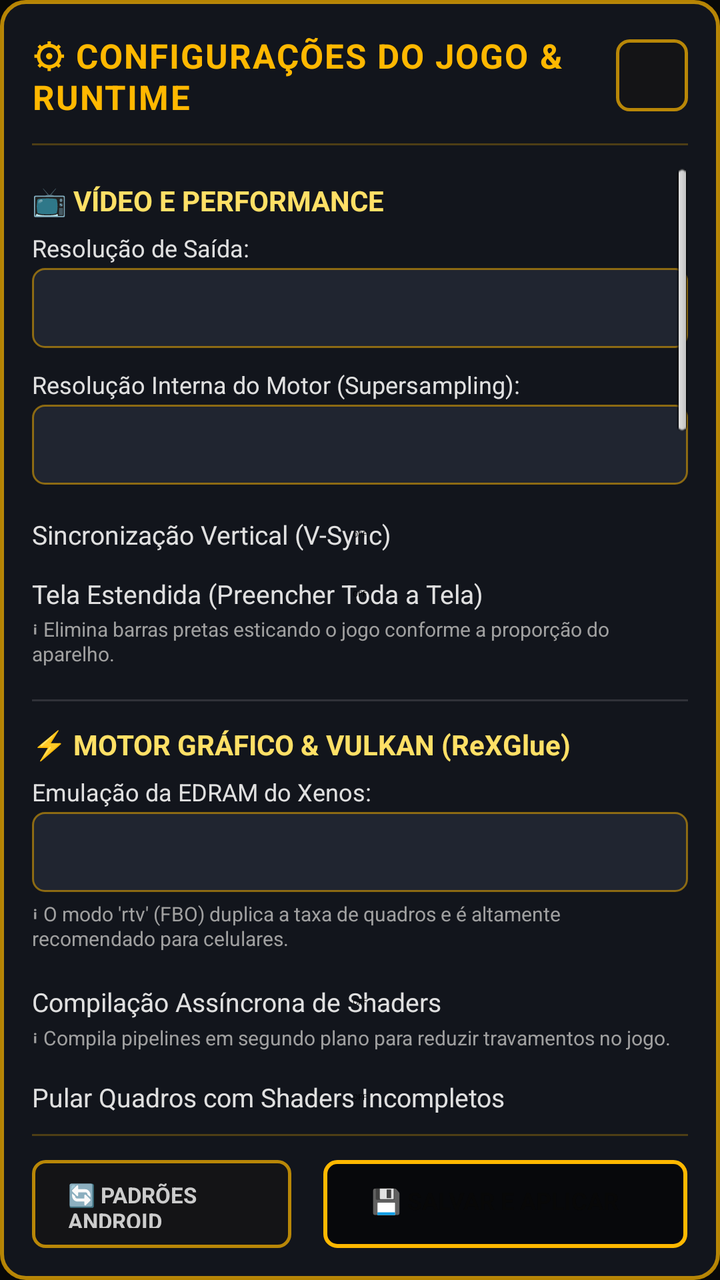
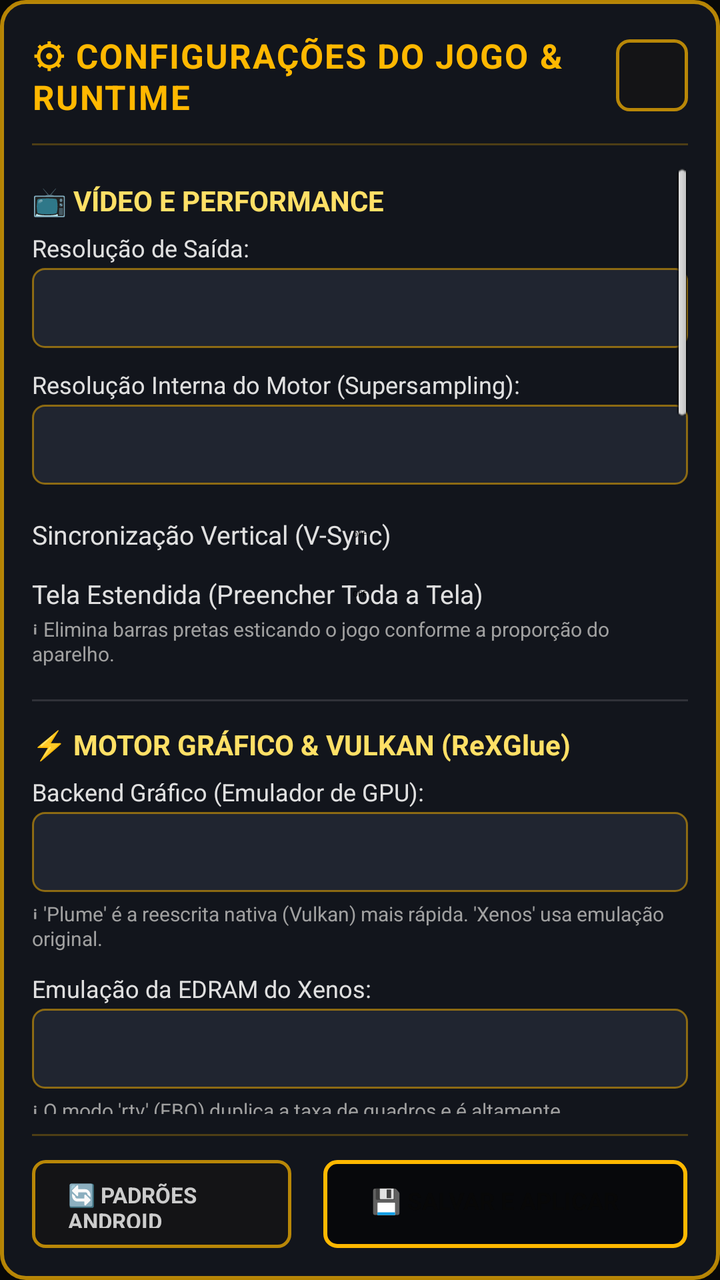

Before-and-after screenshots of an Android layout around one commit, followed by the original layout XML and the change that was made.
<!-- AndroidManifest.xml: application theme Theme.NFSMW.Title -->
<!-- res/layout/dialog_settings.xml -->
<?xml version="1.0" encoding="utf-8"?>
<LinearLayout xmlns:android="http://schemas.android.com/apk/res/android"
    android:layout_width="match_parent"
    android:layout_height="match_parent"
    android:orientation="vertical"
    android:background="@drawable/dialog_settings_bg"
    android:padding="16dp">

    
    <LinearLayout
        android:layout_width="match_parent"
        android:layout_height="wrap_content"
        android:orientation="horizontal"
        android:gravity="center_vertical"
        android:paddingBottom="12dp">

        <TextView
            android:layout_width="0dp"
            android:layout_height="wrap_content"
            android:layout_weight="1"
            android:text="⚙ CONFIGURAÇÕES DO JOGO &amp; RUNTIME"
            android:textColor="@color/nfsmw_amber"
            android:textSize="17sp"
            android:textStyle="bold"
            android:letterSpacing="0.04" />

        <Button
            android:id="@+id/btn_close_settings"
            android:layout_width="36dp"
            android:layout_height="36dp"
            android:background="@drawable/rom_button_bg"
            android:text="✕"
            android:textColor="@color/nfsmw_amber"
            android:textSize="14sp"
            android:textStyle="bold" />
    </LinearLayout>

    <View
        android:layout_width="match_parent"
        android:layout_height="1dp"
        android:background="#40FFB800"
        android:layout_marginBottom="10dp" />

    
    <ScrollView
        android:layout_width="match_parent"
        android:layout_height="0dp"
        android:layout_weight="1"
        android:fillViewport="true">

        <LinearLayout
            android:layout_width="match_parent"
            android:layout_height="wrap_content"
            android:orientation="vertical"
            android:paddingBottom="16dp">

            
            
            
            <TextView
                android:layout_width="wrap_content"
                android:layout_height="wrap_content"
                android:text="📺 VÍDEO E PERFORMANCE"
                android:textColor="@color/nfsmw_amber_light"
                android:textSize="14sp"
                android:textStyle="bold"
                android:layout_marginTop="8dp"
                android:layout_marginBottom="6dp" />

            
            <TextView
                android:layout_width="wrap_content"
                android:layout_height="wrap_content"
                android:text="Resolução de Saída:"
                android:textColor="#E0E0E0"
                android:textSize="12sp"
                android:layout_marginBottom="2dp" />

            <Spinner
                android:id="@+id/sp_resolution"
                android:layout_width="match_parent"
                android:layout_height="40dp"
                android:background="@drawable/spinner_bg"
                android:layout_marginBottom="10dp" />

            
            <TextView
                android:layout_width="wrap_content"
                android:layout_height="wrap_content"
                android:text="Resolução Interna do Motor (Supersampling):"
                android:textColor="#E0E0E0"
                android:textSize="12sp"
                android:layout_marginBottom="2dp" />

            <Spinner
                android:id="@+id/sp_resolution_scale"
                android:layout_width="match_parent"
                android:layout_height="40dp"
                android:background="@drawable/spinner_bg"
                android:layout_marginBottom="10dp" />

            
            <Switch
                android:id="@+id/sw_vsync"
                android:layout_width="match_parent"
                android:layout_height="wrap_content"
                android:text="Sincronização Vertical (V-Sync)"
                android:textColor="#E0E0E0"
                android:textSize="13sp"
                android:paddingTop="6dp"
                android:paddingBottom="6dp" />

            
            <Switch
                android:id="@+id/sw_stretch_screen"
                android:layout_width="match_parent"
                android:layout_height="wrap_content"
                android:text="Tela Estendida (Preencher Toda a Tela)"
                android:textColor="#E0E0E0"
                android:textSize="13sp"
                android:paddingTop="6dp"
                android:paddingBottom="2dp" />

            <TextView
                android:layout_width="match_parent"
                android:layout_height="wrap_content"
                android:text="ℹ Elimina barras pretas esticando o jogo conforme a proporção do aparelho."
                android:textColor="#A0A0A0"
                android:textSize="10sp"
                android:layout_marginBottom="8dp" />

            
            <View
                android:layout_width="match_parent"
                android:layout_height="1dp"
                android:background="#20FFFFFF"
                android:layout_marginTop="8dp"
                android:layout_marginBottom="12dp" />

            
            
            
            <TextView
                android:layout_width="wrap_content"
                android:layout_height="wrap_content"
                android:text="⚡ MOTOR GRÁFICO &amp; VULKAN (ReXGlue)"
                android:textColor="@color/nfsmw_amber_light"
                android:textSize="14sp"
                android:textStyle="bold"
                android:layout_marginBottom="6dp" />

            
            <TextView
                android:layout_width="wrap_content"
                android:layout_height="wrap_content"
                android:text="Emulação da EDRAM do Xenos:"
                android:textColor="#E0E0E0"
                android:textSize="12sp"
                android:layout_marginBottom="2dp" />

            <Spinner
                android:id="@+id/sp_edram_path"
                android:layout_width="match_parent"
                android:layout_height="40dp"
                android:background="@drawable/spinner_bg"
                android:layout_marginBottom="4dp" />

            <TextView
                android:layout_width="match_parent"
                android:layout_height="wrap_content"
                android:text="ℹ O modo 'rtv' (FBO) duplica a taxa de quadros e é altamente recomendado para celulares."
                android:textColor="#A0A0A0"
                android:textSize="10sp"
                android:layout_marginBottom="10dp" />

            
            <Switch
                android:id="@+id/sw_async_shaders"
                android:layout_width="match_parent"
                android:layout_height="wrap_content"
                android:text="Compilação Assíncrona de Shaders"
                android:textColor="#E0E0E0"
                android:textSize="13sp"
                android:paddingTop="6dp"
                android:paddingBottom="2dp" />

            <TextView
                android:layout_width="match_parent"
                android:layout_height="wrap_content"
                android:text="ℹ Compila pipelines em segundo plano para reduzir travamentos no jogo."
                android:textColor="#A0A0A0"
                android:textSize="10sp"
                android:layout_marginBottom="8dp" />

            
            <Switch
                android:id="@+id/sw_async_skip"
                android:layout_width="match_parent"
                android:layout_height="wrap_content"
                android:text="Pular Quadros com Shaders Incompletos"
                android:textColor="#E0E0E0"
                android:textSize="13sp"
                android:paddingTop="6dp"
                android:paddingBottom="2dp" />

            <TextView
                android:layout_width="match_parent"
                android:layout_height="wrap_content"
                android:text="ℹ Evita quedas repentinas de FPS quando novos efeitos são compilados na pista."
                android:textColor="#A0A0A0"
                android:textSize="10sp"
                android:layout_marginBottom="10dp" />

            
            <TextView
                android:layout_width="wrap_content"
                android:layout_height="wrap_content"
                android:text="Threads de Compilação Vulkan (Pipelines):"
                android:textColor="#E0E0E0"
                android:textSize="12sp"
                android:layout_marginBottom="2dp" />

            <Spinner
                android:id="@+id/sp_pipeline_threads"
                android:layout_width="match_parent"
                android:layout_height="40dp"
                android:background="@drawable/spinner_bg"
                android:layout_marginBottom="2dp" />

            <TextView
                android:layout_width="match_parent"
                android:layout_height="wrap_content"
                android:text="ℹ 2 Threads economiza bateria e evita aquecimento; 4 Threads compila mais rápido."
                android:textColor="#A0A0A0"
                android:textSize="10sp"
                android:layout_marginBottom="10dp" />

            
            <TextView
                android:layout_width="wrap_content"
                android:layout_height="wrap_content"
                android:text="Limite de Memória do Cache de Texturas:"
                android:textColor="#E0E0E0"
                android:textSize="12sp"
                android:layout_marginBottom="2dp" />

            <Spinner
                android:id="@+id/sp_texture_cache_limit"
                android:layout_width="match_parent"
                android:layout_height="40dp"
                android:background="@drawable/spinner_bg"
                android:layout_marginBottom="2dp" />

            <TextView
                android:layout_width="match_parent"
                android:layout_height="wrap_content"
                android:text="ℹ 256MB ou 384MB previne fechamentos forçados por falta de RAM no Android em celulares de 4GB a 6GB."
                android:textColor="#A0A0A0"
                android:textSize="10sp"
                android:layout_marginBottom="10dp" />

            
            <Switch
                android:id="@+id/sw_gpu_3d_to_2d"
                android:layout_width="match_parent"
                android:layout_height="wrap_content"
                android:text="Otimizar Texturas 3D para 2D (gpu_3d_to_2d)"
                android:textColor="#E0E0E0"
                android:textSize="13sp"
                android:paddingTop="6dp"
                android:paddingBottom="2dp" />

            <TextView
                android:layout_width="match_parent"
                android:layout_height="wrap_content"
                android:text="ℹ Economiza largura de banda de memória gráfica em GPUs móveis Adreno e Mali."
                android:textColor="#A0A0A0"
                android:textSize="10sp"
                android:layout_marginBottom="10dp" />

            
            <Switch
                android:id="@+id/sw_readback_resolve"
                android:layout_width="match_parent"
                android:layout_height="wrap_content"
                android:text="Efeitos de Pós-Processamento / Bloom (readback_resolve)"
                android:textColor="#E0E0E0"
                android:textSize="13sp"
                android:paddingTop="6dp"
                android:paddingBottom="2dp" />

            <TextView
                android:layout_width="match_parent"
                android:layout_height="wrap_content"
                android:text="ℹ Desativar alivia bastante a GPU e eleva a taxa de quadros (FPS) no Android."
                android:textColor="#A0A0A0"
                android:textSize="10sp"
                android:layout_marginBottom="10dp" />

            
            <TextView
                android:layout_width="wrap_content"
                android:layout_height="wrap_content"
                android:text="Filtragem Anisotrópica (Nitidez no Asfalto):"
                android:textColor="#E0E0E0"
                android:textSize="12sp"
                android:layout_marginBottom="2dp" />

            <Spinner
                android:id="@+id/sp_anisotropic"
                android:layout_width="match_parent"
                android:layout_height="40dp"
                android:background="@drawable/spinner_bg"
                android:layout_marginBottom="10dp" />

            
            <TextView
                android:layout_width="wrap_content"
                android:layout_height="wrap_content"
                android:text="Anti-Aliasing (FXAA):"
                android:textColor="#E0E0E0"
                android:textSize="12sp"
                android:layout_marginBottom="2dp" />

            <Spinner
                android:id="@+id/sp_antialiasing"
                android:layout_width="match_parent"
                android:layout_height="40dp"
                android:background="@drawable/spinner_bg"
                android:layout_marginBottom="10dp" />

            
            <Switch
                android:id="@+id/sw_native_msaa"
                android:layout_width="match_parent"
                android:layout_height="wrap_content"
                android:text="MSAA Nativo 2x (Anti-Serrilhado de Geometria)"
                android:textColor="#E0E0E0"
                android:textSize="13sp"
                android:paddingTop="6dp"
                android:paddingBottom="2dp" />

            <TextView
                android:layout_width="match_parent"
                android:layout_height="wrap_content"
                android:text="ℹ Suavização poligonal. Mantenha desativado em celulares intermediários."
                android:textColor="#A0A0A0"
                android:textSize="10sp"
                android:layout_marginBottom="10dp" />

            
            <View
                android:layout_width="match_parent"
                android:layout_height="1dp"
                android:background="#20FFFFFF"
                android:layout_marginTop="8dp"
                android:layout_marginBottom="12dp" />

            
            
            
            <TextView
                android:layout_width="wrap_content"
                android:layout_height="wrap_content"
                android:text="🔊 ÁUDIO &amp; CONTROLES"
                android:textColor="@color/nfsmw_amber_light"
                android:textSize="14sp"
                android:textStyle="bold"
                android:layout_marginBottom="6dp" />

            
            <Switch
                android:id="@+id/sw_audio_mute"
                android:layout_width="match_parent"
                android:layout_height="wrap_content"
                android:text="Silenciar Todo o Áudio do Jogo"
                android:textColor="#E0E0E0"
                android:textSize="13sp"
                android:paddingTop="6dp"
                android:paddingBottom="6dp" />

            
            <Switch
                android:id="@+id/sw_mnk_mode"
                android:layout_width="match_parent"
                android:layout_height="wrap_content"
                android:text="Ativar Entrada de Teclado e Mouse Físicos"
                android:textColor="#E0E0E0"
                android:textSize="13sp"
                android:paddingTop="6dp"
                android:paddingBottom="10dp" />

            
            <View
                android:layout_width="match_parent"
                android:layout_height="1dp"
                android:background="#20FFFFFF"
                android:layout_marginTop="8dp"
                android:layout_marginBottom="12dp" />

            
            
            
            <TextView
                android:layout_width="wrap_content"
                android:layout_height="wrap_content"
                android:text="🏎️ JOGO &amp; SISTEMA"
                android:textColor="@color/nfsmw_amber_light"
                android:textSize="14sp"
                android:textStyle="bold"
                android:layout_marginBottom="6dp" />

            
            <Switch
                android:id="@+id/sw_black_edition"
                android:layout_width="match_parent"
                android:layout_height="wrap_content"
                android:text="Desbloquear Conteúdo Black Edition (Carros Bônus)"
                android:textColor="#E0E0E0"
                android:textSize="13sp"
                android:paddingTop="6dp"
                android:paddingBottom="6dp" />

            
            <Switch
                android:id="@+id/sw_grant_privileges"
                android:layout_width="match_parent"
                android:layout_height="wrap_content"
                android:text="Privilégios de Conta Xbox Live Gold"
                android:textColor="#E0E0E0"
                android:textSize="13sp"
                android:paddingTop="6dp"
                android:paddingBottom="10dp" />

            
            <TextView
                android:layout_width="wrap_content"
                android:layout_height="wrap_content"
                android:text="Gamertag do Jogador:"
                android:textColor="#E0E0E0"
                android:textSize="12sp"
                android:layout_marginBottom="2dp" />

            <EditText
                android:id="@+id/et_gamertag"
                android:layout_width="match_parent"
                android:layout_height="40dp"
                android:background="@drawable/spinner_bg"
                android:textColor="#FFFFFF"
                android:textSize="13sp"
                android:hint="Player"
                android:textColorHint="#808080"
                android:singleLine="true"
                android:maxLength="15"
                android:layout_marginBottom="10dp" />

            
            <TextView
                android:layout_width="wrap_content"
                android:layout_height="wrap_content"
                android:text="Nível de Registro / Logs do Runtime:"
                android:textColor="#E0E0E0"
                android:textSize="12sp"
                android:layout_marginBottom="2dp" />

            <Spinner
                android:id="@+id/sp_log_level"
                android:layout_width="match_parent"
                android:layout_height="40dp"
                android:background="@drawable/spinner_bg"
                android:layout_marginBottom="2dp" />

            <TextView
                android:layout_width="match_parent"
                android:layout_height="wrap_content"
                android:text="ℹ 'Erro (Desempenho)' desativa logs desnecessários reduzindo overhead de gravação no Android."
                android:textColor="#A0A0A0"
                android:textSize="10sp"
                android:layout_marginBottom="10dp" />

            
            <TextView
                android:id="@+id/tv_speed_label"
                android:layout_width="wrap_content"
                android:layout_height="wrap_content"
                android:text="Velocidade da Simulação: 100%"
                android:textColor="#E0E0E0"
                android:textSize="12sp"
                android:layout_marginBottom="2dp" />

            <SeekBar
                android:id="@+id/sb_game_speed"
                android:layout_width="match_parent"
                android:layout_height="wrap_content"
                android:min="20"
                android:max="200"
                android:progress="100"
                android:layout_marginBottom="16dp" />

            
            <View
                android:layout_width="match_parent"
                android:layout_height="1dp"
                android:background="#20FFFFFF"
                android:layout_marginTop="8dp"
                android:layout_marginBottom="12dp" />

            
            
            
            <TextView
                android:layout_width="wrap_content"
                android:layout_height="wrap_content"
                android:text="🎮 DRIVER VULKAN (TURNIP / MESA)"
                android:textColor="@color/nfsmw_amber_light"
                android:textSize="14sp"
                android:textStyle="bold"
                android:layout_marginBottom="6dp" />

            
            <TextView
                android:id="@+id/tv_turnip_status"
                android:layout_width="match_parent"
                android:layout_height="wrap_content"
                android:text="● Driver: usando sistema (padrão)"
                android:textColor="#A0A0A0"
                android:textSize="12sp"
                android:layout_marginBottom="8dp" />

            <TextView
                android:layout_width="match_parent"
                android:layout_height="wrap_content"
                android:text="ℹ Instale o Turnip/Mesa para garantir Vulkan 1.3+, shaderInt64 e BDA — essencial para GPUs Adreno cuja fabricante não expõe essas capacidades no driver padrão."
                android:textColor="#A0A0A0"
                android:textSize="10sp"
                android:layout_marginBottom="10dp" />

            
            <LinearLayout
                android:layout_width="match_parent"
                android:layout_height="wrap_content"
                android:orientation="horizontal"
                android:gravity="center_vertical">

                <Button
                    android:id="@+id/btn_install_turnip"
                    android:layout_width="0dp"
                    android:layout_height="44dp"
                    android:layout_weight="1"
                    android:background="@drawable/start_button_bg"
                    android:text="📦 INSTALAR (ZIP)"
                    android:textColor="@color/nfsmw_black"
                    android:textSize="11sp"
                    android:textStyle="bold"
                    android:layout_marginEnd="6dp" />

                <Button
                    android:id="@+id/btn_remove_turnip"
                    android:layout_width="0dp"
                    android:layout_height="44dp"
                    android:layout_weight="0.8"
                    android:background="@drawable/rom_button_bg"
                    android:text="🗑 REMOVER"
                    android:textColor="#FF6666"
                    android:textSize="11sp"
                    android:textStyle="bold"
                    android:layout_marginStart="6dp" />
            </LinearLayout>

            <TextView
                android:layout_width="match_parent"
                android:layout_height="wrap_content"
                android:text="Baixe em: github.com/K11MCH1/AdrenoToolsDrivers — Adreno 6xx (650) ou 7xx (730)"
                android:textColor="#707070"
                android:textSize="10sp"
                android:layout_marginTop="4dp"
                android:layout_marginBottom="16dp" />

        </LinearLayout>
    </ScrollView>

    
    <View
        android:layout_width="match_parent"
        android:layout_height="1dp"
        android:background="#40FFB800"
        android:layout_marginTop="10dp"
        android:layout_marginBottom="12dp" />

    
    <LinearLayout
        android:layout_width="match_parent"
        android:layout_height="wrap_content"
        android:orientation="horizontal"
        android:gravity="center">

        <Button
            android:id="@+id/btn_reset_defaults"
            android:layout_width="0dp"
            android:layout_height="44dp"
            android:layout_weight="1"
            android:background="@drawable/rom_button_bg"
            android:text="🔄 PADRÕES ANDROID"
            android:textColor="#CCCCCC"
            android:textSize="11sp"
            android:textStyle="bold"
            android:layout_marginEnd="8dp" />

        <Button
            android:id="@+id/btn_save_settings"
            android:layout_width="0dp"
            android:layout_height="44dp"
            android:layout_weight="1.4"
            android:background="@drawable/start_button_bg"
            android:text="💾 SALVAR E APLICAR"
            android:textColor="@color/nfsmw_black"
            android:textSize="12sp"
            android:textStyle="bold"
            android:layout_marginStart="8dp" />
    </LinearLayout>

</LinearLayout>
<!-- resources referenced by this layout -->
<resources>
  <color name="nfsmw_amber">#FFB800</color>
  <color name="nfsmw_amber_light">#FFE066</color>
  <color name="nfsmw_black">#080808</color>
  <!-- drawable dialog_settings_bg (drawable) -->
  <?xml version="1.0" encoding="utf-8"?>
  <shape xmlns:android="http://schemas.android.com/apk/res/android"
      android:shape="rectangle">
      <solid android:color="#F014171E" />
      <stroke
          android:width="2dp"
          android:color="#B3FFB800" />
      <corners android:radius="12dp" />
      <padding
          android:left="16dp"
          android:top="16dp"
          android:right="16dp"
          android:bottom="16dp" />
  </shape>
  <!-- drawable rom_button_bg (drawable) -->
  <?xml version="1.0" encoding="utf-8"?>
  <ripple xmlns:android="http://schemas.android.com/apk/res/android"
      android:color="#40FFB800">
      <item>
          <shape android:shape="rectangle">
              <solid android:color="#CC141414" />
              <stroke
                  android:width="1.5dp"
                  android:color="#B3FFB800" />
              <corners android:radius="6dp" />
              <padding
                  android:left="18dp"
                  android:top="10dp"
                  android:right="18dp"
                  android:bottom="10dp" />
          </shape>
      </item>
  </ripple>
  <!-- drawable spinner_bg (drawable) -->
  <?xml version="1.0" encoding="utf-8"?>
  <shape xmlns:android="http://schemas.android.com/apk/res/android"
      android:shape="rectangle">
      <solid android:color="#CC242A35" />
      <stroke
          android:width="1dp"
          android:color="#80FFB800" />
      <corners android:radius="6dp" />
      <padding
          android:left="10dp"
          android:top="6dp"
          android:right="10dp"
          android:bottom="6dp" />
  </shape>
  <!-- drawable start_button_bg (drawable) -->
  <?xml version="1.0" encoding="utf-8"?>
  <shape xmlns:android="http://schemas.android.com/apk/res/android"
      android:shape="rectangle">
      <solid android:color="#99000000" />
      <stroke
          android:width="2dp"
          android:color="#FFB800" />
      <corners android:radius="6dp" />
      <padding
          android:left="24dp"
          android:top="12dp"
          android:right="24dp"
          android:bottom="12dp" />
  </shape>
  <style name="Theme.NFSMW.Title" parent="@android:style/Theme.NoTitleBar.Fullscreen">
          <item name="android:windowNoTitle">true</item>
          <item name="android:windowFullscreen">true</item>
          <item name="android:windowBackground">@color/nfsmw_black</item>
          <item name="android:statusBarColor">@android:color/transparent</item>
          <item name="android:navigationBarColor">@android:color/transparent</item>
          <item name="android:windowLayoutInDisplayCutoutMode" tools:targetApi="p">shortEdges</item>
      </style>
</resources>

<!-- the commit's change to res/layout/dialog_settings.xml (unified diff, before → after) -->
@@ -148,6 +148,30 @@
                 android:textSize="14sp"
                 android:textStyle="bold"
                 android:layout_marginBottom="6dp" />
+
+            
+            <TextView
+                android:layout_width="wrap_content"
+                android:layout_height="wrap_content"
+                android:text="Backend Gráfico (Emulador de GPU):"
+                android:textColor="#E0E0E0"
+                android:textSize="12sp"
+                android:layout_marginBottom="2dp" />
+
+            <Spinner
+                android:id="@+id/sp_gpu_plugin"
+                android:layout_width="match_parent"
+                android:layout_height="40dp"
+                android:background="@drawable/spinner_bg"
+                android:layout_marginBottom="4dp" />
+
+            <TextView
+                android:layout_width="match_parent"
+                android:layout_height="wrap_content"
+                android:text="ℹ 'Plume' é a reescrita nativa (Vulkan) mais rápida. 'Xenos' usa emulação original."
+                android:textColor="#A0A0A0"
+                android:textSize="10sp"
+                android:layout_marginBottom="10dp" />
 
             
             <TextView
